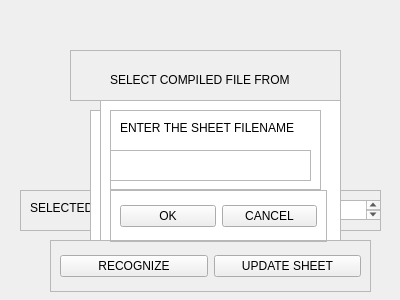
Old version of the form FacesRecognition.ui in the repository nitin-vk/face-recognition-based-attendance.
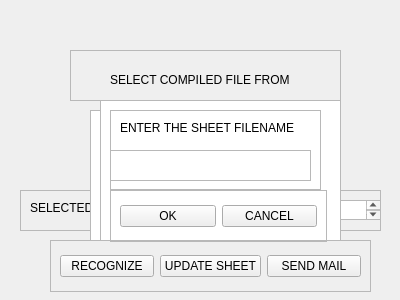
New version of the form.

Commit message: added send mail button and renamed the folder

```diff
--- a/FacesRecognition.ui
+++ b/FacesRecognition.ui
@@ -143,6 +143,13 @@
       </property>
      </widget>
     </item>
+    <item>
+     <widget class="QPushButton" name="sendMailBtn">
+      <property name="text">
+       <string>SEND MAIL</string>
+      </property>
+     </widget>
+    </item>
    </layout>
   </widget>
   <widget class="QListView" name="videoTypeWindow">
```
The commit also changes 110 other files.
